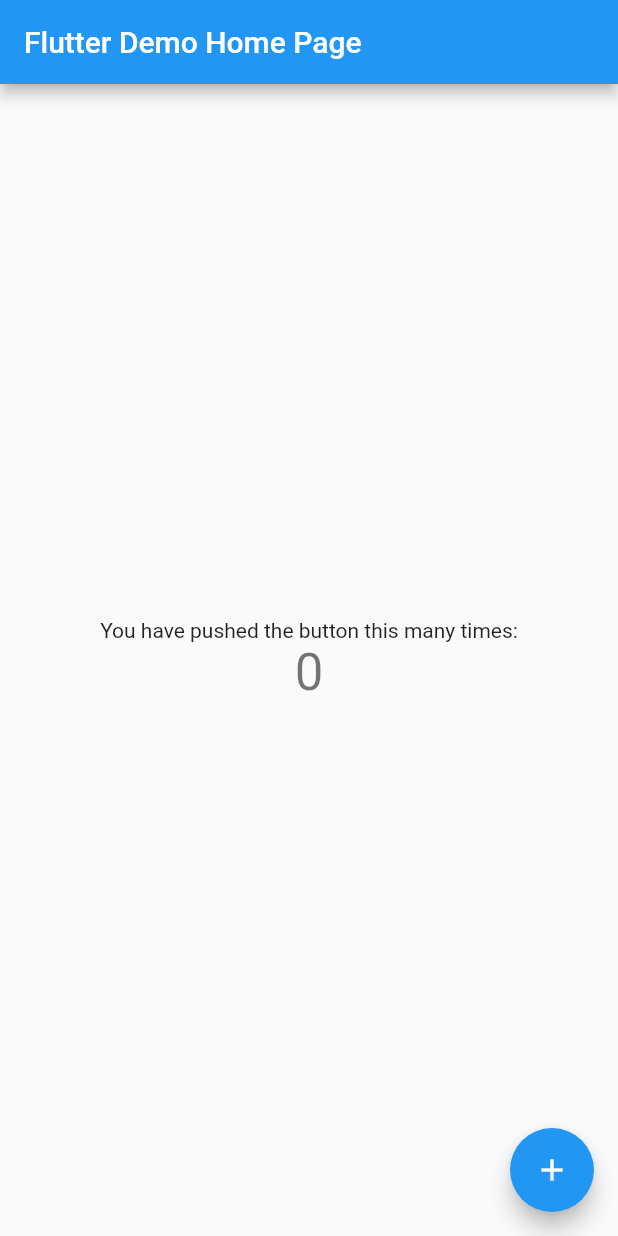
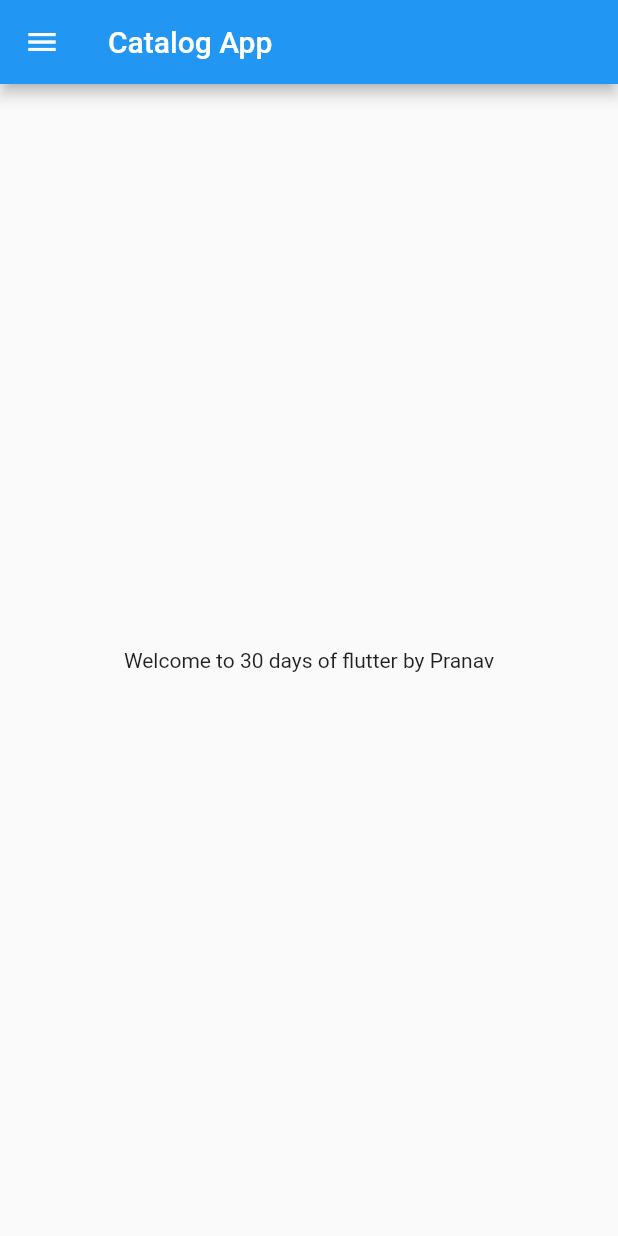
Before and after one commit to Pranav2907/30DaysOfFlutter, a Flutter app: the screen it shows after launch, on a phone screen of 412 x 824 dp. Run offline on Flutter 3.47's test engine with Material 2 defaults, Android fonts, the phone set to English and light mode, and no system bars.

Commit message:
day2 completed

```diff
--- /dev/null
+++ b/lib/home_page.dart
@@ -0,0 +1,25 @@
+// ignore_for_file: prefer_const_constructors
+
+import 'package:flutter/material.dart';
+
+class  Homepage extends  StatelessWidget {
+  const Homepage({Key? key}) : super(key: key);
+  final int days = 30;
+   final String name = "Pranav";
+  @override
+  Widget build(BuildContext context) {
+
+    return Scaffold(
+         appBar: AppBar(
+           title: Text("Catalog App"),
+         ),
+         body: Center(
+           // ignore: avoid_unnecessary_containers
+           child:Container(
+             child: Text("Welcome to $days days of flutter by $name"),
+           ),
+         ),
+         drawer:Drawer()
+       );
+  }
+}
--- a/lib/main.dart
+++ b/lib/main.dart
@@ -1,4 +1,7 @@
+// ignore_for_file: prefer_const_constructors
+
 import 'package:flutter/material.dart';
+import 'package:flutter_catalog/home_page.dart';
 
 void main() {
   runApp(const MyApp());
@@ -10,106 +13,8 @@ class MyApp extends StatelessWidget {
   // This widget is the root of your application.
   @override
   Widget build(BuildContext context) {
-    return MaterialApp(
-      title: 'Flutter Demo',
-      theme: ThemeData(
-        // This is the theme of your application.
-        //
-        // Try running your application with "flutter run". You'll see the
-        // application has a blue toolbar. Then, without quitting the app, try
-        // changing the primarySwatch below to Colors.green and then invoke
-        // "hot reload" (press "r" in the console where you ran "flutter run",
-        // or simply save your changes to "hot reload" in a Flutter IDE).
-        // Notice that the counter didn't reset back to zero; the application
-        // is not restarted.
-        primarySwatch: Colors.blue,
-      ),
-      home: const MyHomePage(title: 'Flutter Demo Home Page'),
+  return MaterialApp(
+       home: Homepage(),
     );
   }
 }
-
-class MyHomePage extends StatefulWidget {
-  const MyHomePage({Key? key, required this.title}) : super(key: key);
-
-  // This widget is the home page of your application. It is stateful, meaning
-  // that it has a State object (defined below) that contains fields that affect
-  // how it looks.
-
-  // This class is the configuration for the state. It holds the values (in this
-  // case the title) provided by the parent (in this case the App widget) and
-  // used by the build method of the State. Fields in a Widget subclass are
-  // always marked "final".
-
-  final String title;
-
-  @override
-  State<MyHomePage> createState() => _MyHomePageState();
-}
-
-class _MyHomePageState extends State<MyHomePage> {
-  int _counter = 0;
-
-  void _incrementCounter() {
-    setState(() {
-      // This call to setState tells the Flutter framework that something has
-      // changed in this State, which causes it to rerun the build method below
-      // so that the display can reflect the updated values. If we changed
-      // _counter without calling setState(), then the build method would not be
-      // called again, and so nothing would appear to happen.
-      _counter++;
-    });
-  }
-
-  @override
-  Widget build(BuildContext context) {
-    // This method is rerun every time setState is called, for instance as done
-    // by the _incrementCounter method above.
-    //
-    // The Flutter framework has been optimized to make rerunning build methods
-    // fast, so that you can just rebuild anything that needs updating rather
-    // than having to individually change instances of widgets.
-    return Scaffold(
-      appBar: AppBar(
-        // Here we take the value from the MyHomePage object that was created by
-        // the App.build method, and use it to set our appbar title.
-        title: Text(widget.title),
-      ),
-      body: Center(
-        // Center is a layout widget. It takes a single child and positions it
-        // in the middle of the parent.
-        child: Column(
-          // Column is also a layout widget. It takes a list of children and
-          // arranges them vertically. By default, it sizes itself to fit its
-          // children horizontally, and tries to be as tall as its parent.
-          //
-          // Invoke "debug painting" (press "p" in the console, choose the
-          // "Toggle Debug Paint" action from the Flutter Inspector in Android
-          // Studio, or the "Toggle Debug Paint" command in Visual Studio Code)
-          // to see the wireframe for each widget.
-          //
-          // Column has various properties to control how it sizes itself and
-          // how it positions its children. Here we use mainAxisAlignment to
-          // center the children vertically; the main axis here is the vertical
-          // axis because Columns are vertical (the cross axis would be
-          // horizontal).
-          mainAxisAlignment: MainAxisAlignment.center,
-          children: <Widget>[
-            const Text(
-              'You have pushed the button this many times:',
-            ),
-            Text(
-              '$_counter',
-              style: Theme.of(context).textTheme.headline4,
-            ),
-          ],
-        ),
-      ),
-      floatingActionButton: FloatingActionButton(
-        onPressed: _incrementCounter,
-        tooltip: 'Increment',
-        child: const Icon(Icons.add),
-      ), // This trailing comma makes auto-formatting nicer for build methods.
-    );
-  }
-}
```
